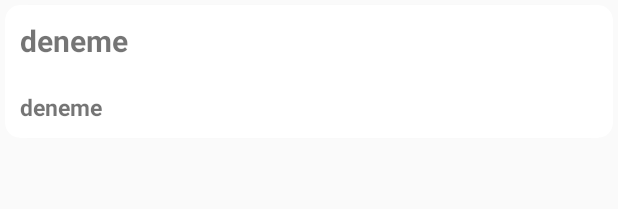
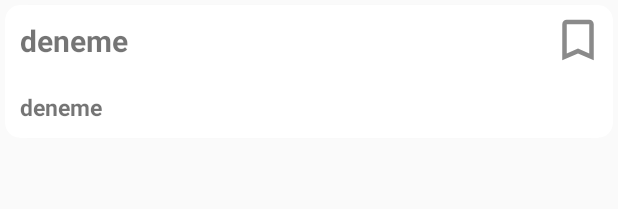
Before and after one commit to emilmammadov/FindRecipe, an Android app: the layout recipe_card_holder.xml on its own in the app's theme, with its tools: preview values and no code run, on a phone screen of 412 x 824 dp. Shown: the top 209 px of the screen. Run offline under Robolectric (Android 15) with nearby library versions, the phone set to English and light mode, and no system bars; network calls fail.

Commit message:
bookmark started

```diff
--- /dev/null
+++ b/app/src/main/res/drawable/bkmrk_icon.xml
@@ -0,0 +1,9 @@
+<?xml version="1.0" encoding="utf-8"?>
+<selector xmlns:android="http://schemas.android.com/apk/res/android">
+
+    <item android:state_checked="true"
+        android:drawable="@drawable/ic_turned_in_black_24dp"/>
+
+    <item android:drawable="@drawable/ic_turned_in_not_black_24dp"/>
+
+</selector>
--- /dev/null
+++ b/app/src/main/res/drawable/ic_turned_in_black_24dp.xml
@@ -0,0 +1,5 @@
+<vector android:height="36dp" android:tint="#8A8A8A"
+    android:viewportHeight="24.0" android:viewportWidth="24.0"
+    android:width="36dp" xmlns:android="http://schemas.android.com/apk/res/android">
+    <path android:fillColor="#FF000000" android:pathData="M17,3H7c-1.1,0 -1.99,0.9 -1.99,2L5,21l7,-3 7,3V5c0,-1.1 -0.9,-2 -2,-2z"/>
+</vector>
--- /dev/null
+++ b/app/src/main/res/drawable/ic_turned_in_not_black_24dp.xml
@@ -0,0 +1,5 @@
+<vector android:height="36dp" android:tint="#8A8A8A"
+    android:viewportHeight="24.0" android:viewportWidth="24.0"
+    android:width="36dp" xmlns:android="http://schemas.android.com/apk/res/android">
+    <path android:fillColor="#FF000000" android:pathData="M17,3L7,3c-1.1,0 -1.99,0.9 -1.99,2L5,21l7,-3 7,3L19,5c0,-1.1 -0.9,-2 -2,-2zM17,18l-5,-2.18L7,18L7,5h10v13z"/>
+</vector>
--- a/app/src/main/res/layout/recipe_card_holder.xml
+++ b/app/src/main/res/layout/recipe_card_holder.xml
@@ -1,39 +1,59 @@
 <?xml version="1.0" encoding="utf-8"?>
 <androidx.cardview.widget.CardView xmlns:android="http://schemas.android.com/apk/res/android"
+    xmlns:app="http://schemas.android.com/apk/res-auto"
     android:layout_width="match_parent"
     android:layout_height="wrap_content"
-    xmlns:app="http://schemas.android.com/apk/res-auto"
+    android:layout_margin="3dp"
+    android:foreground="?android:attr/selectableItemBackground"
     app:cardBackgroundColor="@android:color/white"
-    android:foreground="?android:attr/selectableItemBackground"
-    app:cardElevation="2dp"
     app:cardCornerRadius="10dp"
-    android:layout_margin="3dp">
+    app:cardElevation="2dp">
 
     <LinearLayout
         android:layout_width="match_parent"
         android:layout_height="match_parent"
         android:orientation="vertical">
 
-        <TextView
-            android:id="@+id/tvTitle"
+        <RelativeLayout
             android:layout_width="match_parent"
             android:layout_height="wrap_content"
-            android:text="deneme"
-            android:textSize="20sp"
-            android:textStyle="bold"
-            android:padding="10dp"/>
+            android:orientation="horizontal">
+
+            <CheckBox
+                android:layout_width="wrap_content"
+                android:layout_height="wrap_content"
+                android:layout_gravity="end"
+                android:background="@drawable/bkmrk_icon"
+                android:button="@null"
+                android:checked="false"
+                android:layout_alignParentRight="true"
+                android:layout_centerVertical="true"
+                android:layout_marginTop="5dp"
+                android:layout_marginRight="5dp"/>
+
+            <TextView
+                android:id="@+id/tvTitle"
+                android:layout_width="wrap_content"
+                android:layout_height="wrap_content"
+                android:layout_alignParentLeft="true"
+                android:padding="10dp"
+                android:text="deneme"
+                android:textSize="20sp"
+                android:textStyle="bold" />
+
+        </RelativeLayout>
+
 
         <TextView
             android:id="@+id/tvBody"
             android:layout_width="match_parent"
             android:layout_height="wrap_content"
+            android:padding="10dp"
             android:text="deneme"
             android:textSize="15sp"
-            android:textStyle="bold"
-            android:padding="10dp"/>
+            android:textStyle="bold" />
 
     </LinearLayout>
 
 
-
 </androidx.cardview.widget.CardView>
```
